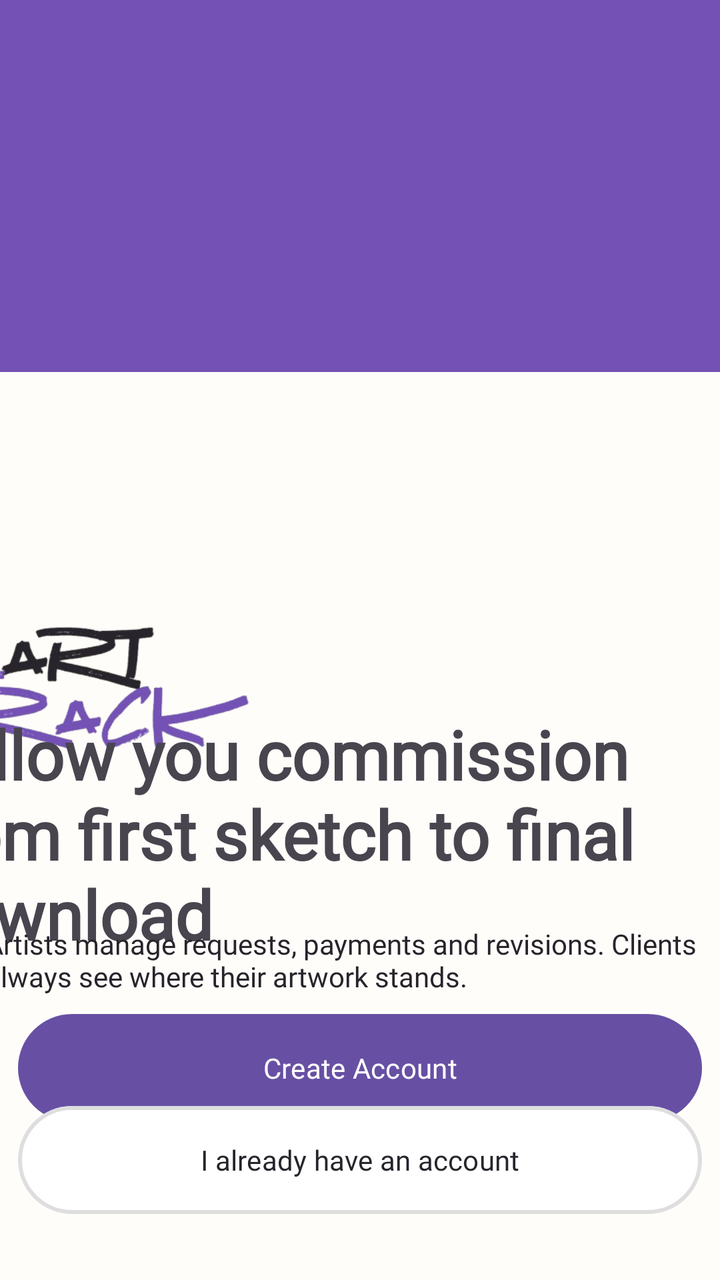
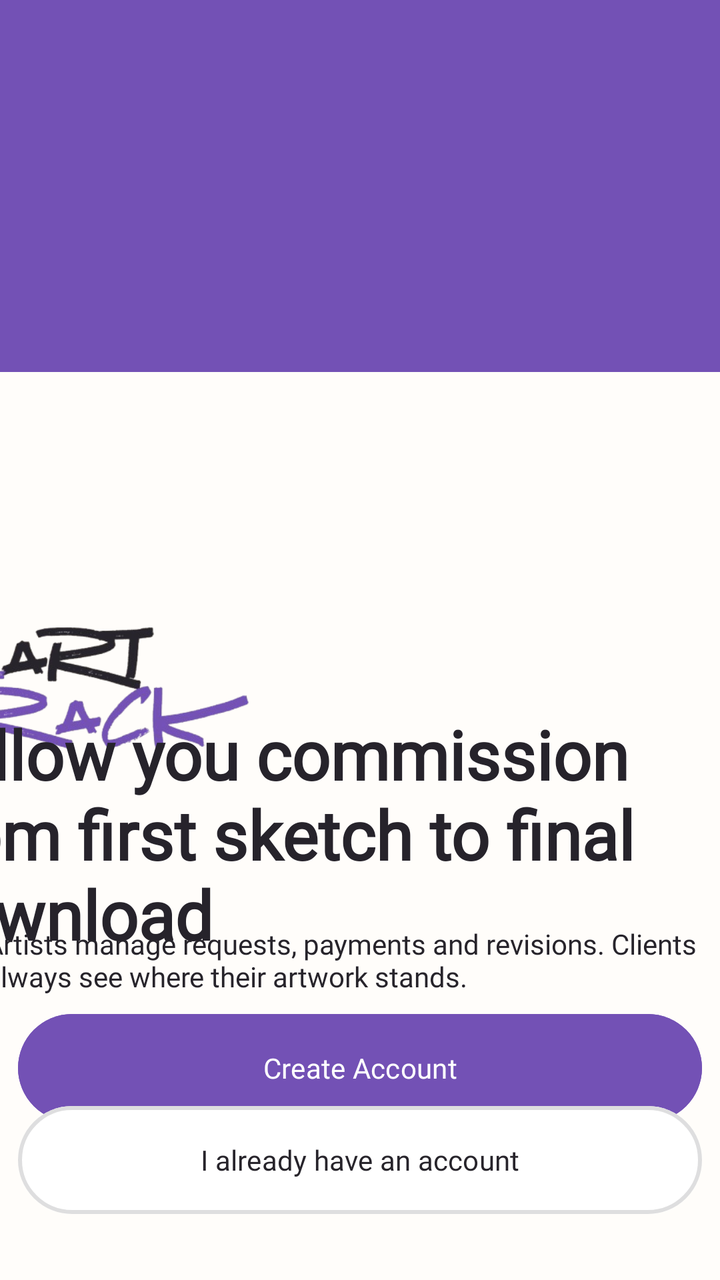

The first picture is an Android layout as it rendered before a commit; the second is the same layout after the commit. The layout source and the unified diff follow.
<!-- AndroidManifest.xml: application theme Theme.ArtTrack -->
<!-- res/layout/activity_welcome_view.xml -->
<?xml version="1.0" encoding="utf-8"?>
<androidx.constraintlayout.widget.ConstraintLayout xmlns:android="http://schemas.android.com/apk/res/android"
    xmlns:app="http://schemas.android.com/apk/res-auto"
    xmlns:tools="http://schemas.android.com/tools"
    android:id="@+id/main"
    android:layout_width="match_parent"
    android:layout_height="match_parent"
    tools:context=".WelcomeView">

    <ImageView
        android:id="@+id/primary_background"
        android:layout_width="417dp"
        android:layout_height="497dp"
        android:background="#FFFDFA"
        app:layout_constraintBottom_toBottomOf="parent"
        app:layout_constraintEnd_toEndOf="parent"
        app:layout_constraintHorizontal_bias="1.0"
        app:layout_constraintStart_toStartOf="parent"
        app:layout_constraintTop_toTopOf="parent"
        app:layout_constraintVertical_bias="0.0"
        app:srcCompat="@drawable/rectangle" />

    <ImageView
        android:id="@+id/welcomeimageFinished_3"
        android:layout_width="222dp"
        android:layout_height="353dp"
        android:rotation="-9"
        app:layout_constraintBottom_toBottomOf="parent"
        app:layout_constraintEnd_toEndOf="parent"
        app:layout_constraintHorizontal_bias="0.137"
        app:layout_constraintStart_toStartOf="parent"
        app:layout_constraintTop_toTopOf="parent"
        app:layout_constraintVertical_bias="0.0"
        android:visibility="invisible"
        app:srcCompat="@drawable/sketch_two" />

    <ImageView
        android:id="@+id/welcomeimageFinished_2"
        android:layout_width="222dp"
        android:layout_height="353dp"
        android:rotation="15"
        app:layout_constraintBottom_toBottomOf="parent"
        app:layout_constraintEnd_toEndOf="parent"
        app:layout_constraintHorizontal_bias="0.915"
        app:layout_constraintStart_toStartOf="parent"
        app:layout_constraintTop_toTopOf="parent"
        app:layout_constraintVertical_bias="0.142"
        android:visibility="invisible"
        app:srcCompat="@drawable/sketch" />

    <ImageView
        android:id="@+id/welcomeImageFinished"
        android:layout_width="222dp"
        android:layout_height="353dp"
        android:rotation="-4"
        app:layout_constraintBottom_toBottomOf="parent"
        app:layout_constraintEnd_toEndOf="parent"
        app:layout_constraintHorizontal_bias="0.243"
        app:layout_constraintStart_toStartOf="parent"
        app:layout_constraintTop_toTopOf="parent"
        app:layout_constraintVertical_bias="0.38"
        android:visibility="invisible"
        app:srcCompat="@drawable/finished" />

    <ImageView
        android:id="@+id/primary_background"
        android:layout_width="412dp"
        android:layout_height="454dp"
        android:background="#FFFDFA"
        app:layout_constraintBottom_toBottomOf="parent"
        app:layout_constraintEnd_toEndOf="parent"
        app:layout_constraintHorizontal_bias="1.0"
        app:layout_constraintStart_toStartOf="parent"
        app:layout_constraintTop_toTopOf="parent"
        app:layout_constraintVertical_bias="1.0"
        app:srcCompat="@drawable/rectangle_background" />

    <ImageView
        android:id="@+id/imageView6"
        android:layout_width="255dp"
        android:layout_height="207dp"
        android:layout_marginEnd="196dp"
        app:layout_constraintBottom_toBottomOf="parent"
        app:layout_constraintEnd_toEndOf="parent"
        app:layout_constraintTop_toTopOf="parent"
        app:layout_constraintVertical_bias="0.57"
        app:srcCompat="@drawable/black_purple" />

    <TextView
        android:id="@+id/welcometitle"
        android:layout_width="402dp"
        android:layout_height="134dp"
        android:fontFamily="@font/fraunces_medium"
        android:text="Follow you commission from first sketch to final download"
        android:textSize="34sp"
        android:textStyle="bold"
        app:layout_constraintBottom_toBottomOf="parent"
        app:layout_constraintEnd_toEndOf="parent"
        app:layout_constraintHorizontal_bias="1.0"
        app:layout_constraintStart_toStartOf="parent"
        app:layout_constraintTop_toTopOf="parent"
        app:layout_constraintVertical_bias="0.70" />

    <TextView
        android:id="@+id/welcomedescription"
        android:layout_width="376dp"
        android:layout_height="52dp"
        android:fontFamily="@font/dm_sans_semibold"
        android:text="Artists manage requests, payments and revisions. Clients always see where their artwork stands."
        android:textColor="#27242B"
        android:textStyle="normal"
        app:layout_constraintBottom_toBottomOf="parent"
        app:layout_constraintEnd_toEndOf="parent"
        app:layout_constraintHorizontal_bias="0.485"
        app:layout_constraintStart_toStartOf="parent"
        app:layout_constraintTop_toTopOf="parent"
        app:layout_constraintVertical_bias="0.786" />

    <Button
        android:id="@+id/welcomeViewCreateBtn"
        android:layout_width="342dp"
        android:layout_height="62dp"
        android:fontFamily="@font/dm_sans_semibold"
        android:text="Create Account"
        app:layout_constraintBottom_toBottomOf="parent"
        app:layout_constraintEnd_toEndOf="parent"
        app:layout_constraintStart_toStartOf="parent"
        app:layout_constraintTop_toTopOf="parent"
        app:layout_constraintVertical_bias="0.87" />

    <Button
        android:id="@+id/welcomeViewSignIn"
        android:layout_width="342dp"
        android:layout_height="62dp"
        android:backgroundTint="#FFFFFF"
        android:fontFamily="@font/dm_sans_semibold"
        android:text="I already have an account"
        android:textColor="#27242B"
        app:layout_constraintBottom_toBottomOf="@+id/primary_background"
        app:layout_constraintEnd_toEndOf="parent"
        app:layout_constraintHorizontal_bias="0.507"
        app:layout_constraintStart_toStartOf="parent"
        app:layout_constraintTop_toTopOf="parent"
        app:layout_constraintVertical_bias="0.95"
        app:strokeColor="#2627242B"
        app:strokeWidth="2dp" />


</androidx.constraintlayout.widget.ConstraintLayout>
<!-- resources referenced by this layout -->
<resources>
  <!-- drawable black_purple: png bitmap (drawable, 70743 bytes) -->
  <!-- drawable finished: jpg bitmap (drawable, 37445 bytes) -->
  <!-- drawable rectangle (drawable) -->
  <?xml version="1.0" encoding="utf-8"?>
  <shape xmlns:android="http://schemas.android.com/apk/res/android" android:shape="rectangle">
      <solid android:color="#7351B5" />
      <corners android:radius="0dp" />
  </shape>
  <!-- drawable rectangle_background (drawable) -->
  <?xml version="1.0" encoding="utf-8"?>
  <shape xmlns:android="http://schemas.android.com/apk/res/android" android:shape="rectangle">
      <solid android:color="#FFFDFA" />
      <corners android:radius="0dp" />
  </shape>
  <!-- drawable sketch: jpg bitmap (drawable, 370847 bytes) -->
  <!-- drawable sketch_two: jpg bitmap (drawable, 123473 bytes) -->
  <style name="Theme.ArtTrack" parent="Base.Theme.ArtTrack" />
  <style name="Base.Theme.ArtTrack" parent="Theme.Material3.DayNight.NoActionBar">
          
          
      </style>
</resources>

<!-- the commit's change to res/layout/activity_welcome_view.xml (unified diff, before → after) -->
@@ -92,6 +92,7 @@
         android:layout_height="134dp"
         android:fontFamily="@font/fraunces_medium"
         android:text="Follow you commission from first sketch to final download"
+        android:textColor="@color/surface"
         android:textSize="34sp"
         android:textStyle="bold"
         app:layout_constraintBottom_toBottomOf="parent"
@@ -120,8 +121,10 @@
         android:id="@+id/welcomeViewCreateBtn"
         android:layout_width="342dp"
         android:layout_height="62dp"
+        android:backgroundTint="@color/purple_brand"
         android:fontFamily="@font/dm_sans_semibold"
         android:text="Create Account"
+        android:textColor="@color/white"
         app:layout_constraintBottom_toBottomOf="parent"
         app:layout_constraintEnd_toEndOf="parent"
         app:layout_constraintStart_toStartOf="parent"
<!-- resource entries referenced after the edit -->
@@ -1,5 +1,8 @@
 <!-- resources referenced by this layout -->
 <resources>
+  <color name="purple_brand">#7351B5</color>
+  <color name="surface">#26232B</color>
+  <color name="white">#FFFFFFFF</color>
   <!-- drawable black_purple: png bitmap (drawable, 70743 bytes) -->
   <!-- drawable finished: jpg bitmap (drawable, 37445 bytes) -->
   <!-- drawable rectangle (drawable) -->
